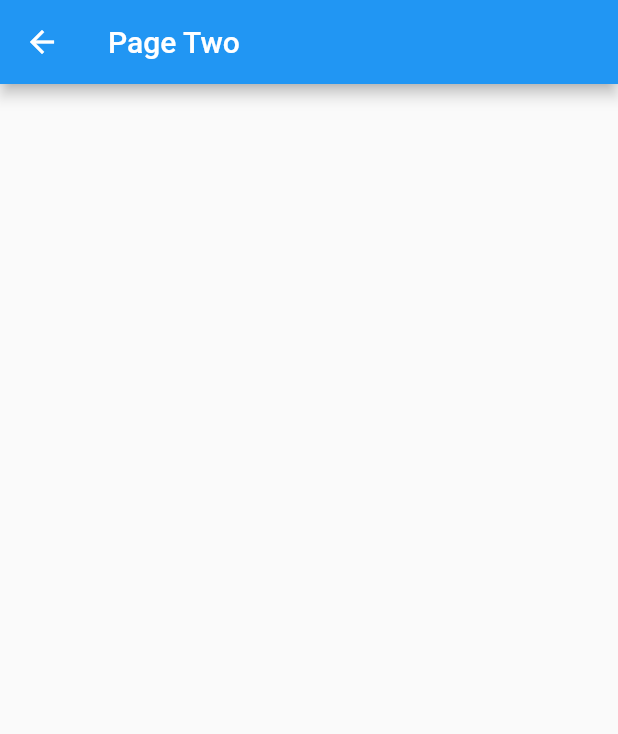
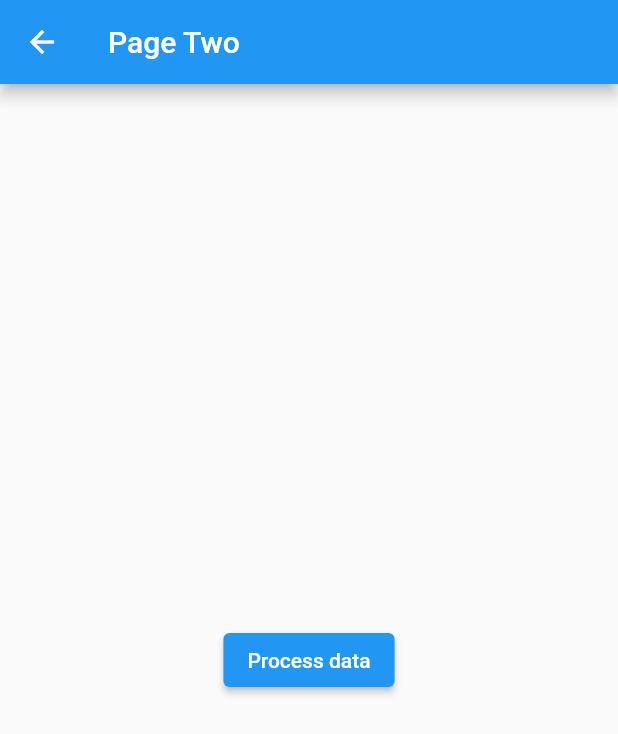
Before and after one commit to AnnaVadimovna/side_effect_bloc, a Flutter app: the PageTwo screen opened by its route, on a phone screen of 412 x 824 dp. Shown: the top 734 px of the screen. Run offline on Flutter 3.47's test engine with Material 2 defaults, Android fonts, the phone set to English and light mode, and no system bars; our stand-ins replace bloc, flutter_bloc, freezed_annotation.

Commit message:
Mxin based on BlocBase. Allows to use it on Cubit

```diff
--- a/example/lib/page_one/bloc/page_one_bloc.dart
+++ b/example/lib/page_one/bloc/page_one_bloc.dart
@@ -8,7 +8,7 @@ part 'page_one_event.dart';
 part 'page_one_state.dart';
 
 class PageOneBloc extends Bloc<PageOneEvent, PageOneState>
-    with SideEffectBlocMixin<PageOneEvent, PageOneState, PageOneCommand> {
+    with SideEffectBlocMixin<PageOneState, PageOneCommand> {
   PageOneBloc() : super(const PageOneState.initial()) {
     on<NextClick>(
       (event, emit) {
--- /dev/null
+++ b/example/lib/page_two/cubit/page_two_cubit.dart
@@ -0,0 +1,17 @@
+import 'package:bloc/bloc.dart';
+import 'package:meta/meta.dart';
+import 'package:side_effect_bloc/side_effect_bloc.dart';
+
+part 'page_two_event.dart';
+part 'page_two_state.dart';
+
+class PageTwoCubit extends Cubit<PageTwoState> with SideEffectBlocMixin<PageTwoState, PageTwoShowDialogEvent> {
+  PageTwoCubit() : super(PageTwoInitial());
+
+  Future<void> processData() async {
+    //processing heavy task
+    await Future.delayed(const Duration(milliseconds: 500));
+
+    produceSideEffect(PageTwoShowDialogEvent(label: 'Done'));
+  }
+}
--- /dev/null
+++ b/example/lib/page_two/cubit/page_two_event.dart
@@ -0,0 +1,9 @@
+part of 'page_two_cubit.dart';
+
+class PageTwoShowDialogEvent {
+  final String label;
+
+  PageTwoShowDialogEvent({
+    required this.label,
+  });
+}
--- /dev/null
+++ b/example/lib/page_two/cubit/page_two_state.dart
@@ -0,0 +1,6 @@
+part of 'page_two_cubit.dart';
+
+@immutable
+abstract class PageTwoState {}
+
+class PageTwoInitial extends PageTwoState {}
--- a/example/lib/page_two/page_two.dart
+++ b/example/lib/page_two/page_two.dart
@@ -1,4 +1,8 @@
 import 'package:flutter/material.dart';
+import 'package:flutter_bloc/flutter_bloc.dart';
+import 'package:side_effect_bloc/side_effect_bloc.dart';
+
+import 'cubit/page_two_cubit.dart';
 
 class PageTwo extends StatefulWidget {
   const PageTwo({Key? key}) : super(key: key);
@@ -10,9 +14,29 @@ class PageTwo extends StatefulWidget {
 class _PageTwoState extends State<PageTwo> {
   @override
   Widget build(BuildContext context) {
-    return Scaffold(
-      appBar: AppBar(
-        title: const Text('Page Two'),
+    return BlocProvider(
+      create: (context) => PageTwoCubit(),
+      child: Scaffold(
+        appBar: AppBar(
+          title: const Text('Page Two'),
+        ),
+        body: Builder(
+          builder: (context) => BlocSideEffectListener<PageTwoCubit, PageTwoShowDialogEvent>(
+            listener: (context, event) {
+              showDialog(
+                context: context,
+                builder: (context) => AlertDialog(
+                  title: Text(event.label),
+                  actions: [TextButton(onPressed: () => Navigator.of(context).pop(), child: const Text('OK'))],
+                ),
+              );
+            },
+            child: Center(
+              child: ElevatedButton(
+                  onPressed: () => context.read<PageTwoCubit>().processData(), child: const Text('Process data')),
+            ),
+          ),
+        ),
       ),
     );
   }
--- a/lib/src/side_effect_bloc_mixin.dart
+++ b/lib/src/side_effect_bloc_mixin.dart
@@ -9,7 +9,7 @@ import 'package:side_effect_bloc/src/side_effect_provider.dart';
 /// {@template side_effect_bloc_mixin}
 /// Mixin to enrich the existing bloc  with `Stream` of `Side effects`
 /// {@endtemplate}
-mixin SideEffectBlocMixin<EVENT, STATE, SIDE_EFFECT> on Bloc<EVENT, STATE>
+mixin SideEffectBlocMixin<STATE, SIDE_EFFECT> on BlocBase<STATE>
     implements SideEffectProvider<SIDE_EFFECT> {
   final StreamController<SIDE_EFFECT> _sideEffectController =
       StreamController.broadcast();
```
Also changed, not shown: example/lib/page_one/page_one.dart (+2 -6 lines), lib/src/side_effect_bloc.dart (+10 -1 lines), 1 other file.
